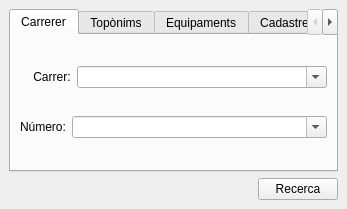
Above: ui/search_plus_dialog_base.ui from psigcat/searchplus-3 before the change. Below: the same form after it.
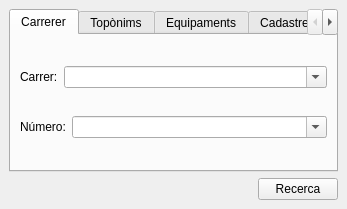
That is the form after the change. The open tabs and pages were chosen to show the change. Custom widgets are drawn as their Qt base class.

Commit message: removed spaces in lable to avoid "fake" formatting... that can interfare with translation

The edit to the form file:
```diff
--- a/ui/search_plus_dialog_base.ui
+++ b/ui/search_plus_dialog_base.ui
@@ -50,7 +50,7 @@
           <item>
            <widget class="QLabel" name="lblStreet">
             <property name="text">
-             <string>    Carrer:</string>
+             <string>Carrer:</string>
             </property>
            </widget>
           </item>
```
Left out of the diff: 4 changed lines with no effect on the pictures. The commit also changes 1 other file.
